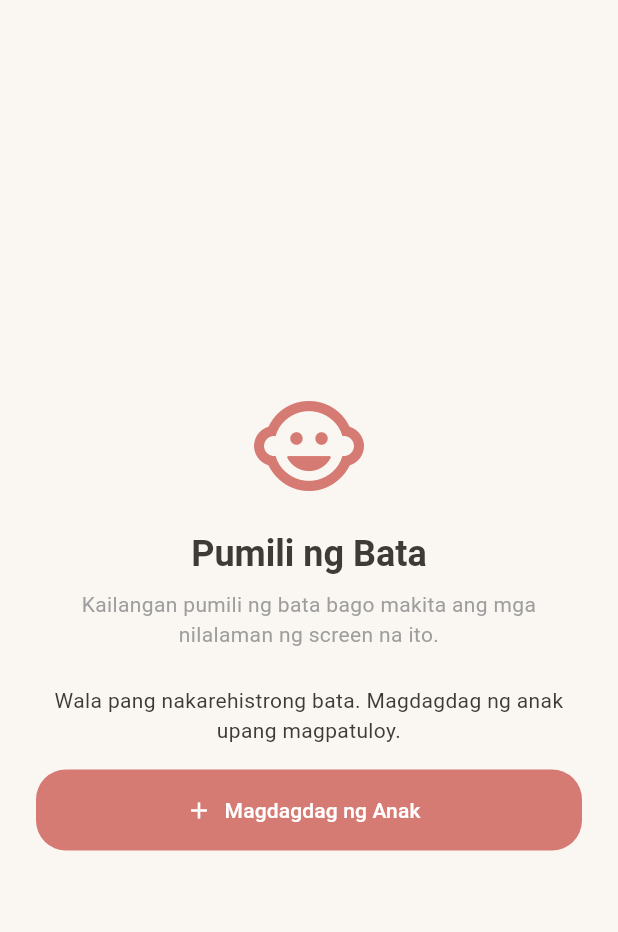
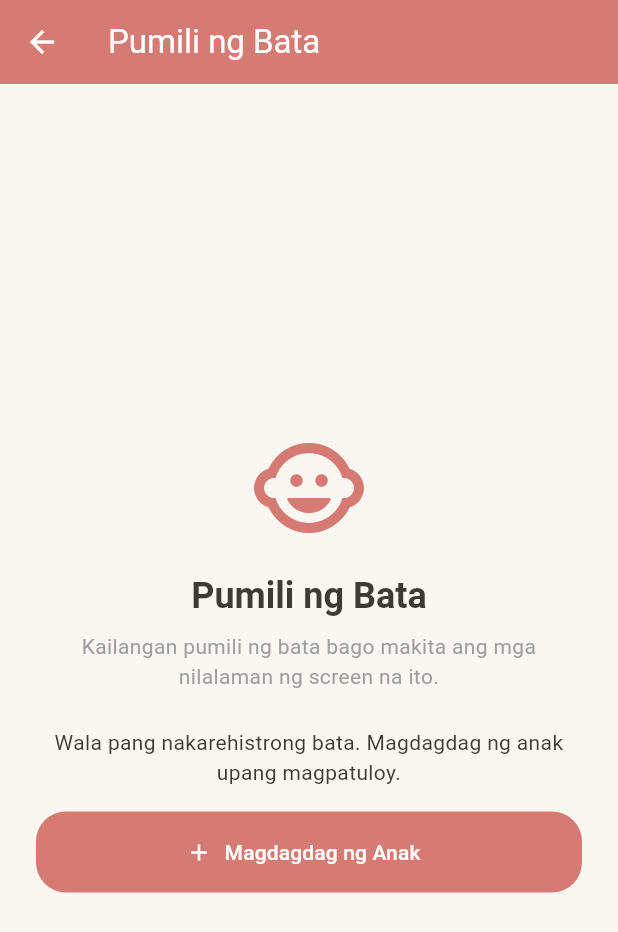
Before and after one commit to cassandramercado45/KalingaKids, a Flutter app: the GrowthMonitoringScreen screen opened by its route, on a phone screen of 412 x 824 dp. Shown: the top 932 px of the screen. Run offline on Flutter 3.47's test engine with Material 3 defaults, Android fonts, the light colour scheme and no system bars; our stand-ins replace shared_preferences; accounts and stored records are empty.

Commit message:
Add back button to child selector and refresh button to app bars

```diff
--- a/lib/screens/wellness/growth_monitoring_screen.dart
+++ b/lib/screens/wellness/growth_monitoring_screen.dart
@@ -55,9 +55,18 @@ class _GrowthMonitoringScreenState extends State<GrowthMonitoringScreen> {
           ? const SizedBox()
           : Scaffold(
               appBar: AppBar(
-          title: const Text('Pagsubaybay sa Paglaki'),
-        ),
-        body: SingleChildScrollView(
+                title: const Text('Pagsubaybay sa Paglaki'),
+                actions: [
+                  IconButton(
+                    icon: const Icon(Icons.refresh),
+                    tooltip: 'I-refresh ang data',
+                    onPressed: () async {
+                      await appState.refreshData();
+                    },
+                  ),
+                ],
+              ),
+              body: SingleChildScrollView(
           padding: const EdgeInsets.all(24.0),
           child: Column(
             crossAxisAlignment: CrossAxisAlignment.stretch,
--- a/lib/widgets/child_selector_overlay.dart
+++ b/lib/widgets/child_selector_overlay.dart
@@ -16,6 +16,11 @@ class ChildSelectorOverlay extends StatelessWidget {
     // If no child is selected, prompt selection
     if (appState.selectedChild == null) {
       return Scaffold(
+        appBar: AppBar(
+          title: const Text('Pumili ng Bata'),
+          backgroundColor: theme.colorScheme.primary,
+          foregroundColor: Colors.white,
+        ),
         body: Center(
           child: ConstrainedBox(
             constraints: const BoxConstraints(maxWidth: 500),
```
Also changed, not shown: lib/screens/admin/barangay_detail_screen.dart (+9 -0 lines), lib/screens/main_navigation_wrapper.dart (+15 -0 lines), lib/screens/wellness/milestones_screen.dart (+10 -1 lines), lib/screens/wellness/vaccination_screen.dart (+10 -1 lines), lib/services/app_state.dart (+8 -0 lines).
